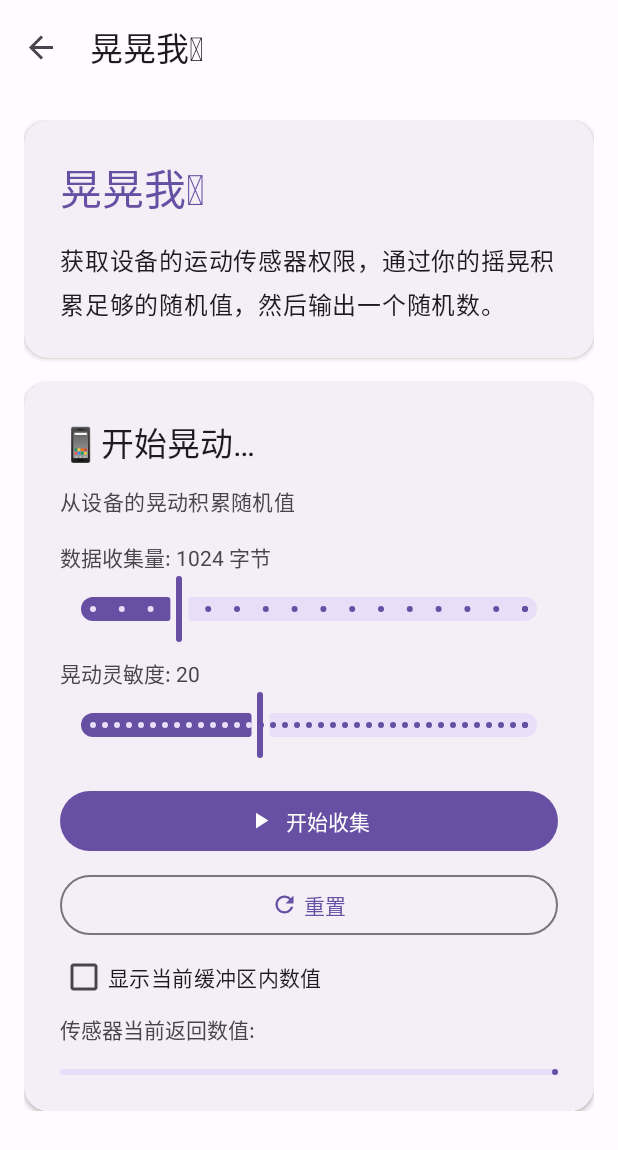
After one commit to HalloCan/lab, an Android app: the WiggleFragment screen opened through its navigation route, on a phone screen of 412 x 824 dp. The commit adds this screen. Shown: the top 1150 px of the screen. Run offline under Robolectric (Android 15) with nearby library versions, the phone set to English and light mode, and no system bars; our stand-ins replace navigation-ui.

Commit message:
create wiggle function

```diff
--- a/app/src/main/java/com/htoc/lab/HomeFragment.kt
+++ b/app/src/main/java/com/htoc/lab/HomeFragment.kt
@@ -31,6 +31,7 @@ class HomeFragment : Fragment() {
             when (item.id) {
                 "about" -> findNavController().navigate(R.id.action_home_to_about)
                 "demo" -> findNavController().navigate(R.id.action_home_to_demo)
+                "wiggle" -> findNavController().navigate(R.id.action_home_to_wiggle)
             }
         }
     }
@@ -47,6 +48,12 @@ class HomeFragment : Fragment() {
             R.drawable.ic_demo,
             getString(R.string.card_demo_title),
             getString(R.string.card_demo_desc)
+        ),
+        FeatureItem(
+            "wiggle",
+            R.drawable.ic_vibrate,
+            getString(R.string.card_wiggle_title),
+            getString(R.string.card_wiggle_desc)
         )
     )
 }
--- /dev/null
+++ b/app/src/main/java/com/htoc/lab/WiggleFragment.kt
@@ -0,0 +1,230 @@
+package com.htoc.lab
+
+import android.hardware.Sensor
+import android.hardware.SensorEvent
+import android.hardware.SensorEventListener
+import android.hardware.SensorManager
+import android.os.Bundle
+import android.view.LayoutInflater
+import android.view.View
+import android.view.ViewGroup
+import android.widget.CheckBox
+import android.widget.TextView
+import androidx.fragment.app.Fragment
+import com.google.android.material.button.MaterialButton
+import com.google.android.material.progressindicator.LinearProgressIndicator
+import com.google.android.material.slider.Slider
+import java.nio.ByteBuffer
+import java.security.MessageDigest
+import kotlin.math.sqrt
+
+class WiggleFragment : Fragment(), SensorEventListener {
+
+    private lateinit var sensorManager: SensorManager
+    private var accelerometer: Sensor? = null
+
+    private lateinit var progressBar: LinearProgressIndicator
+    private lateinit var realtimeRight: TextView
+    private lateinit var resultTitle: TextView
+    private lateinit var resultText: TextView
+    private lateinit var checkBox: CheckBox
+    private lateinit var btnStart: MaterialButton
+    private lateinit var btnReset: MaterialButton
+    private lateinit var sliderDataSize: Slider
+    private lateinit var sliderDataSizeLabel: TextView
+    private lateinit var sliderThreshold: Slider
+    private lateinit var sliderThresholdLabel: TextView
+
+    private val randomBytes = mutableListOf<Byte>()
+    private var targetBytes = 1024
+    private var isCollecting = false
+    private var isComplete = false
+
+    private var shakeThreshold = 20f
+    private var lastShakeTime = 0L
+    private var lastMagnitude = 0f
+
+    override fun onCreateView(
+        inflater: LayoutInflater,
+        container: ViewGroup?,
+        savedInstanceState: Bundle?
+    ): View {
+        return inflater.inflate(R.layout.fragment_wiggle, container, false)
+    }
+
+    override fun onViewCreated(view: View, savedInstanceState: Bundle?) {
+        super.onViewCreated(view, savedInstanceState)
+
+        progressBar = view.findViewById(R.id.progress_bar)
+        realtimeRight = view.findViewById(R.id.text_view_right)
+        resultTitle = view.findViewById(R.id.result_title)
+        resultText = view.findViewById(R.id.edit_result)
+        checkBox = view.findViewById(R.id.check_box)
+        btnStart = view.findViewById(R.id.btn_start)
+        btnReset = view.findViewById(R.id.btn_reset)
+        sliderDataSize = view.findViewById(R.id.slider_data_size)
+        sliderDataSizeLabel = view.findViewById(R.id.slider_data_size_label)
+        sliderThreshold = view.findViewById(R.id.slider_threshold)
+        sliderThresholdLabel = view.findViewById(R.id.slider_threshold_label)
+
+        sensorManager = requireContext().getSystemService(SensorManager::class.java)
+        accelerometer = sensorManager.getDefaultSensor(Sensor.TYPE_ACCELEROMETER)
+
+        realtimeRight.setText(" ")
+
+        updateDataSizeLabel(sliderDataSize.value.toInt())
+        updateThresholdLabel(sliderThreshold.value.toInt())
+
+        sliderDataSize.addOnChangeListener { _, value, _ ->
+            targetBytes = value.toInt()
+            updateDataSizeLabel(targetBytes)
+        }
+
+        sliderThreshold.addOnChangeListener { _, value, _ ->
+            shakeThreshold = value
+            updateThresholdLabel(value.toInt())
+        }
+
+        btnStart.setOnClickListener { startCollecting() }
+        btnReset.setOnClickListener { reset() }
+    }
+
+    override fun onPause() {
+        super.onPause()
+        if (isCollecting && !isComplete) {
+            sensorManager.unregisterListener(this)
+        }
+    }
+
+    override fun onResume() {
+        super.onResume()
+        if (isCollecting && !isComplete) {
+            registerSensor()
+        }
+    }
+
+    override fun onSensorChanged(event: SensorEvent?) {
+        if (event == null || !isCollecting || isComplete) return
+
+        val x = event.values[0]
+        val y = event.values[1]
+        val z = event.values[2]
+
+        val magnitude = sqrt(x * x + y * y + z * z)
+        val delta = kotlin.math.abs(magnitude - lastMagnitude)
+        lastMagnitude = magnitude
+
+        if (checkBox.isChecked) {
+            val bytes = ByteBuffer.allocate(12)
+                .putFloat(x).putFloat(y).putFloat(z)
+                .array()
+            realtimeRight.text = bytes.take(8).joinToString("") { "%02X".format(it) }
+        } else {
+            val ops = charArrayOf('+', '-', '*', '/')
+            realtimeRight.text = (1..16).map { ops.random() }.joinToString("")
+        }
+
+        val now = System.currentTimeMillis()
+        if (delta > shakeThreshold && now - lastShakeTime > 80) {
+            lastShakeTime = now
+            onShakeDetected(event)
+        }
+    }
+
+    override fun onAccuracyChanged(sensor: Sensor?, accuracy: Int) {}
+
+    private fun startCollecting() {
+        isCollecting = true
+        btnStart.isEnabled = false
+        btnStart.text = getString(R.string.wiggle_collecting_button)
+        sliderDataSize.isEnabled = false
+        sliderThreshold.isEnabled = false
+        registerSensor()
+    }
+
+    private fun registerSensor() {
+        accelerometer?.let {
+            sensorManager.registerListener(this, it, SensorManager.SENSOR_DELAY_GAME)
+        }
+    }
+
+    private fun onShakeDetected(event: SensorEvent) {
+        if (isComplete) return
+
+        val x = event.values[0]
+        val y = event.values[1]
+        val z = event.values[2]
+        val sensorTime = event.timestamp
+        val wallTime = System.currentTimeMillis()
+        val nanoTime = System.nanoTime()
+
+        val digest = MessageDigest.getInstance("SHA-256")
+        val seedBuf = ByteBuffer.allocate(48)
+        seedBuf.putFloat(x).putFloat(y).putFloat(z)
+            .putLong(sensorTime).putLong(wallTime).putLong(nanoTime)
+        seedBuf.flip()
+        digest.update(seedBuf)
+        val hash = digest.digest()
+
+        val spaceLeft = targetBytes - randomBytes.size
+        val toAdd = minOf(hash.size, spaceLeft)
+        for (i in 0 until toAdd) {
+            randomBytes.add(hash[i])
+        }
+
+        updateProgress()
+
+        if (randomBytes.size >= targetBytes) {
+            onComplete()
+        }
+    }
+
+    private fun updateProgress() {
+        val percent = (randomBytes.size * 100) / targetBytes
+        progressBar.setProgressCompat(percent, true)
+    }
+
+    private fun updateDataSizeLabel(value: Int) {
+        sliderDataSizeLabel.text = getString(R.string.wiggle_data_size_label, value)
+    }
+
+    private fun updateThresholdLabel(value: Int) {
+        sliderThresholdLabel.text = getString(R.string.wiggle_threshold_label, value)
+    }
+
+    private fun onComplete() {
+        isComplete = true
+        sensorManager.unregisterListener(this)
+
+        val digest = MessageDigest.getInstance("SHA-256")
+        val finalBuf = ByteBuffer.allocate(randomBytes.size + 16)
+        finalBuf.put(randomBytes.toByteArray())
+            .putLong(System.currentTimeMillis()).putLong(System.nanoTime())
+        finalBuf.flip()
+        digest.update(finalBuf)
+        val hash = digest.digest()
+
+        val hexValue = hash.take(16).joinToString("") { "%02X".format(it) }
+
+        resultText.text = hexValue
+        resultTitle.visibility = View.VISIBLE
+        resultText.visibility = View.VISIBLE
+        progressBar.setProgressCompat(100, true)
+    }
+
+    private fun reset() {
+        sensorManager.unregisterListener(this)
+        isCollecting = false
+        isComplete = false
+        randomBytes.clear()
+        lastMagnitude = 0f
+        progressBar.setProgressCompat(0, false)
+        realtimeRight.setText(" ")
+        resultTitle.visibility = View.GONE
+        resultText.visibility = View.GONE
+        sliderDataSize.isEnabled = true
+        sliderThreshold.isEnabled = true
+        btnStart.isEnabled = true
+        btnStart.text = getString(R.string.wiggle_start_button)
+    }
+}
--- /dev/null
+++ b/app/src/main/res/drawable/ic_refresh.xml
@@ -0,0 +1,10 @@
+<?xml version="1.0" encoding="utf-8"?>
+<vector xmlns:android="http://schemas.android.com/apk/res/android"
+    android:width="24dp"
+    android:height="24dp"
+    android:viewportWidth="24"
+    android:viewportHeight="24">
+    <path
+        android:fillColor="#000000"
+        android:pathData="M17.65,6.35C16.2,4.9 14.21,4 12,4c-4.42,0 -7.99,3.58 -7.99,8s3.57,8 7.99,8c3.73,0 6.84,-2.55 7.73,-6h-2.08c-0.82,2.33 -3.04,4 -5.65,4 -3.31,0 -6,-2.69 -6,-6s2.69,-6 6,-6c1.66,0 3.14,0.69 4.22,1.78L13,11h7V4l-2.35,2.35z" />
+</vector>
--- /dev/null
+++ b/app/src/main/res/drawable/ic_vibrate.xml
@@ -0,0 +1,55 @@
+<vector xmlns:android="http://schemas.android.com/apk/res/android"
+    android:width="24dp"
+    android:height="24dp"
+    android:viewportWidth="24"
+    android:viewportHeight="24">
+
+    <!-- 手机外框 -->
+    <path
+        android:fillColor="@android:color/transparent"
+        android:strokeColor="@android:color/black"
+        android:strokeWidth="1.8"
+        android:strokeLineCap="round"
+        android:strokeLineJoin="round"
+        android:pathData="
+        M7,2
+        C5.9,2 5,2.9 5,4
+        V20
+        C5,21.1 5.9,22 7,22
+        H13
+        C14.1,22 15,21.1 15,20
+        V4
+        C15,2.9 14.1,2 13,2
+        Z" />
+
+    <!-- 屏幕 -->
+    <path
+        android:fillColor="@android:color/black"
+        android:pathData="
+        M7.5,5
+        H12.5
+        V17
+        H7.5
+        Z" />
+
+    <!-- 震动线 左 -->
+    <path
+        android:fillColor="@android:color/transparent"
+        android:strokeColor="@android:color/black"
+        android:strokeWidth="1.5"
+        android:strokeLineCap="round"
+        android:pathData="
+        M3,8
+        C1.8,9.5 1.8,14.5 3,16" />
+
+    <!-- 震动线 右 -->
+    <path
+        android:fillColor="@android:color/transparent"
+        android:strokeColor="@android:color/black"
+        android:strokeWidth="1.5"
+        android:strokeLineCap="round"
+        android:pathData="
+        M17,8
+        C18.2,9.5 18.2,14.5 17,16" />
+
+</vector>
--- a/app/src/main/res/layout/activity_main.xml
+++ b/app/src/main/res/layout/activity_main.xml
@@ -10,8 +10,7 @@
     <com.google.android.material.appbar.AppBarLayout
         android:id="@+id/appBarLayout"
         android:layout_width="match_parent"
-        android:layout_height="wrap_content"
-        android:fitsSystemWindows="true">
+        android:layout_height="wrap_content">
 
         <com.google.android.material.appbar.MaterialToolbar
             android:id="@+id/toolbar"
--- /dev/null
+++ b/app/src/main/res/layout/fragment_wiggle.xml
@@ -0,0 +1,203 @@
+<?xml version="1.0" encoding="utf-8"?>
+<androidx.coordinatorlayout.widget.CoordinatorLayout xmlns:android="http://schemas.android.com/apk/res/android"
+    xmlns:app="http://schemas.android.com/apk/res-auto"
+    xmlns:tools="http://schemas.android.com/tools"
+    android:layout_width="match_parent"
+    android:layout_height="match_parent"
+    tools:context=".WiggleFragment">
+
+    <ScrollView
+        android:layout_width="match_parent"
+        android:layout_height="match_parent"
+        android:clipToPadding="false"
+        android:paddingStart="16dp"
+        android:paddingTop="16dp"
+        android:paddingEnd="16dp"
+        android:paddingBottom="16dp">
+
+        <LinearLayout
+            android:layout_width="match_parent"
+            android:layout_height="wrap_content"
+            android:orientation="vertical">
+
+            <com.google.android.material.card.MaterialCardView
+                android:layout_width="match_parent"
+                android:layout_height="wrap_content"
+                app:cardCornerRadius="16dp"
+                app:cardElevation="2dp"
+                app:strokeWidth="0dp">
+
+                <LinearLayout
+                    android:layout_width="match_parent"
+                    android:layout_height="wrap_content"
+                    android:orientation="vertical"
+                    android:padding="24dp">
+
+                    <TextView
+                        android:layout_width="match_parent"
+                        android:layout_height="wrap_content"
+                        android:text="@string/wiggle_title"
+                        android:textAppearance="?attr/textAppearanceHeadlineMedium"
+                        android:textColor="?attr/colorPrimary" />
+
+                    <TextView
+                        android:layout_width="match_parent"
+                        android:layout_height="wrap_content"
+                        android:layout_marginTop="16dp"
+                        android:text="@string/wiggle_description"
+                        android:textAppearance="?attr/textAppearanceBodyLarge"
+                        android:textColor="?attr/colorOnSurface" />
+
+                </LinearLayout>
+
+            </com.google.android.material.card.MaterialCardView>
+
+            <com.google.android.material.card.MaterialCardView
+                android:layout_width="match_parent"
+                android:layout_height="wrap_content"
+                android:layout_marginTop="16dp"
+                app:cardCornerRadius="16dp"
+                app:cardElevation="2dp"
+                app:strokeWidth="0dp">
+
+                <LinearLayout
+                    android:layout_width="match_parent"
+                    android:layout_height="wrap_content"
+                    android:orientation="vertical"
+                    android:padding="24dp">
+
+                    <TextView
+                        android:layout_width="match_parent"
+                        android:layout_height="wrap_content"
+                        android:text="@string/wiggle_title_2"
+                        android:textAppearance="?attr/textAppearanceTitleLarge"
+                        android:textColor="?attr/colorOnSurface" />
+
+                    <TextView
+                        android:layout_width="match_parent"
+                        android:layout_height="wrap_content"
+                        android:layout_marginTop="12dp"
+                        android:text="@string/wiggle_hint"
+                        android:textAppearance="?attr/textAppearanceBodyMedium"
+                        android:textColor="?attr/colorOnSurfaceVariant" />
+
+                    <TextView
+                        android:id="@+id/slider_data_size_label"
+                        android:layout_width="match_parent"
+                        android:layout_height="wrap_content"
+                        android:layout_marginTop="16dp"
+                        android:textSize="14sp" />
+
+                    <com.google.android.material.slider.Slider
+                        android:id="@+id/slider_data_size"
+                        android:layout_width="match_parent"
+                        android:layout_height="wrap_content"
+                        android:valueFrom="256"
+                        android:valueTo="4096"
+                        android:stepSize="256"
+                        android:value="1024" />
+
+                    <TextView
+                        android:id="@+id/slider_threshold_label"
+                        android:layout_width="match_parent"
+                        android:layout_height="wrap_content"
+                        android:layout_marginTop="8dp"
+                        android:textSize="14sp" />
+
+                    <com.google.android.material.slider.Slider
+                        android:id="@+id/slider_threshold"
+                        android:layout_width="match_parent"
+                        android:layout_height="wrap_content"
+                        android:valueFrom="1"
+                        android:valueTo="50"
+                        android:stepSize="1"
+                        android:value="20" />
+
+                    <com.google.android.material.button.MaterialButton
+                        android:id="@+id/btn_start"
+                        android:layout_width="match_parent"
+                        android:layout_height="wrap_content"
+                        android:layout_marginTop="16dp"
+                        android:text="@string/wiggle_start_button"
+                        app:icon="@drawable/ic_play"
+                        app:iconGravity="textStart" />
+
+                    <com.google.android.material.button.MaterialButton
+                        android:id="@+id/btn_reset"
+                        style="@style/Widget.Material3.Button.OutlinedButton"
+                        android:layout_width="match_parent"
+                        android:layout_height="wrap_content"
+                        android:layout_marginTop="8dp"
+                        android:text="@string/wiggle_reset_button"
+                        app:icon="@drawable/ic_refresh"
+                        app:iconGravity="textStart" />
+
+                    <CheckBox
+                        android:id="@+id/check_box"
+                        android:layout_width="wrap_content"
+                        android:layout_height="wrap_content"
+                        android:text="@string/wiggle_realtime_data_option" />
+
+                    <LinearLayout
+                        android:layout_width="match_parent"
+                        android:layout_height="wrap_content"
+                        android:orientation="horizontal">
+
+                        <TextView
+                            android:id="@+id/text_view_left"
+                            android:layout_width="wrap_content"
+                            android:layout_height="wrap_content"
+                            android:text="@string/wiggle_realtime_data_title"
+                            android:textSize="14sp" />
+
+                        <TextView
+                            android:id="@+id/text_view_right"
+                            android:layout_width="0dp"
+                            android:layout_height="wrap_content"
+                            android:layout_weight="1"
+                            android:layout_marginLeft="5dp"
+                            android:gravity="start"
+                            android:text="@string/wiggle_result_hint"
+                            android:textSize="14sp" />
+
+                    </LinearLayout>
+
+                    <com.google.android.material.progressindicator.LinearProgressIndicator
+                        android:id="@+id/progress_bar"
+                        android:layout_width="match_parent"
+                        android:layout_height="wrap_content"
+                        android:layout_marginTop="16dp"
+                        android:max="100"
+                        android:progress="0"
+                        app:trackCornerRadius="4dp" />
+
+                    <TextView
+                        android:id="@+id/result_title"
+                        android:layout_width="match_parent"
+                        android:layout_height="wrap_content"
+                        android:layout_marginTop="16dp"
+                        android:text="@string/wiggle_result_title"
+                        android:textAppearance="?attr/textAppearanceBodyMediumEmphasized"
+                        android:textColor="?attr/colorOnSurfaceVariant"
+                        android:visibility="gone" />
+
+                    <TextView
+                        android:id="@+id/edit_result"
+                        android:layout_width="match_parent"
+                        android:layout_height="wrap_content"
+                        android:layout_marginTop="8dp"
+                        android:layout_gravity="center_horizontal"
+                        android:gravity="center"
+                        android:textAppearance="?attr/textAppearanceHeadlineSmall"
+                        android:textColor="?attr/colorPrimary"
+                        android:visibility="gone" />
+
+                </LinearLayout>
+
+            </com.google.android.material.card.MaterialCardView>
+
+        </LinearLayout>
+
+    </ScrollView>
+
+</androidx.coordinatorlayout.widget.CoordinatorLayout>
--- a/app/src/main/res/navigation/nav_graph.xml
+++ b/app/src/main/res/navigation/nav_graph.xml
@@ -26,6 +26,14 @@
             app:exitAnim="@anim/nav_default_exit_anim"
             app:popEnterAnim="@anim/nav_default_pop_enter_anim"
             app:popExitAnim="@anim/nav_default_pop_exit_anim" />
+
+        <action
+            android:id="@+id/action_home_to_wiggle"
+            app:destination="@id/wiggleFragment"
+            app:enterAnim="@anim/nav_default_enter_anim"
+            app:exitAnim="@anim/nav_default_exit_anim"
+            app:popEnterAnim="@anim/nav_default_pop_enter_anim"
+            app:popExitAnim="@anim/nav_default_pop_exit_anim" />
     </fragment>
 
     <fragment
@@ -40,4 +48,10 @@
         android:label="@string/demo_title"
         tools:layout="@layout/fragment_demo" />
 
+    <fragment
+        android:id="@+id/wiggleFragment"
+        android:name="com.htoc.lab.WiggleFragment"
+        android:label="@string/wiggle_title"
+        tools:layout="@layout/fragment_wiggle" />
+
 </navigation>
--- a/app/src/main/res/values/strings.xml
+++ b/app/src/main/res/values/strings.xml
@@ -29,4 +29,23 @@
     <string name="card_about_desc">了解这个项目的用途和技术细节</string>
     <string name="card_demo_title">功能示范</string>
     <string name="card_demo_desc">查看功能示范模板，快速开始新测试</string>
+    <string name="card_wiggle_title">晃晃我</string>
+    <string name="card_wiggle_desc">摇晃手机生成随机数</string>
+
+    <!-- Wiggle -->
+    <string name="wiggle_title">晃晃我🫨</string>
+    <string name="wiggle_description">获取设备的运动传感器权限，通过你的摇晃积累足够的随机值，然后输出一个随机数。</string>
+    <string name="wiggle_title_2">📱开始晃动…</string>
+    <string name="wiggle_hint">从设备的晃动积累随机值</string>
+    <string name="wiggle_realtime_data_title">传感器当前返回数值:</string>
+    <string name="wiggle_realtime_data_hint">此处填充实时数据(Hex)</string>
+    <string name="wiggle_realtime_data_option">显示当前缓冲区内数值</string>
+    <!-- 不显示数值的话就用随机的*、-、+、/代替 -->
+    <string name="wiggle_result_title">成功!随机值为:</string>
+    <string name="wiggle_result_hint">此处填充随机值</string>
+    <string name="wiggle_reset_button">重置</string>
+    <string name="wiggle_start_button">开始收集</string>
+    <string name="wiggle_collecting_button">收集中…</string>
+    <string name="wiggle_data_size_label">数据收集量: %d 字节</string>
+    <string name="wiggle_threshold_label">晃动灵敏度: %d</string>
 </resources>
```
